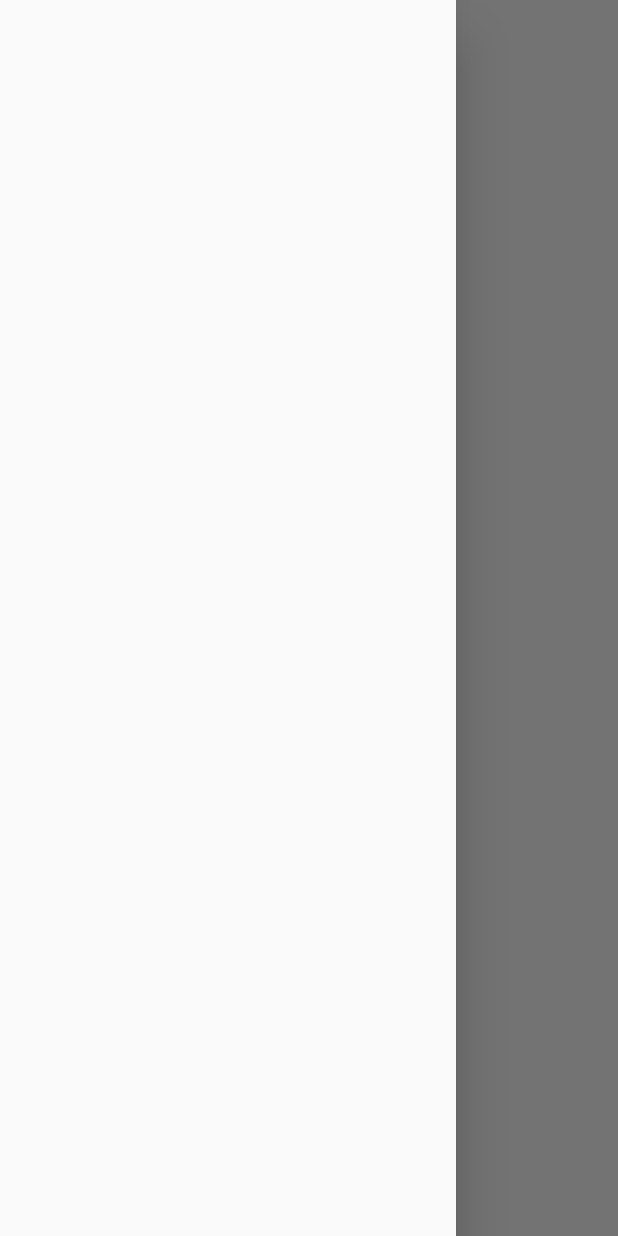
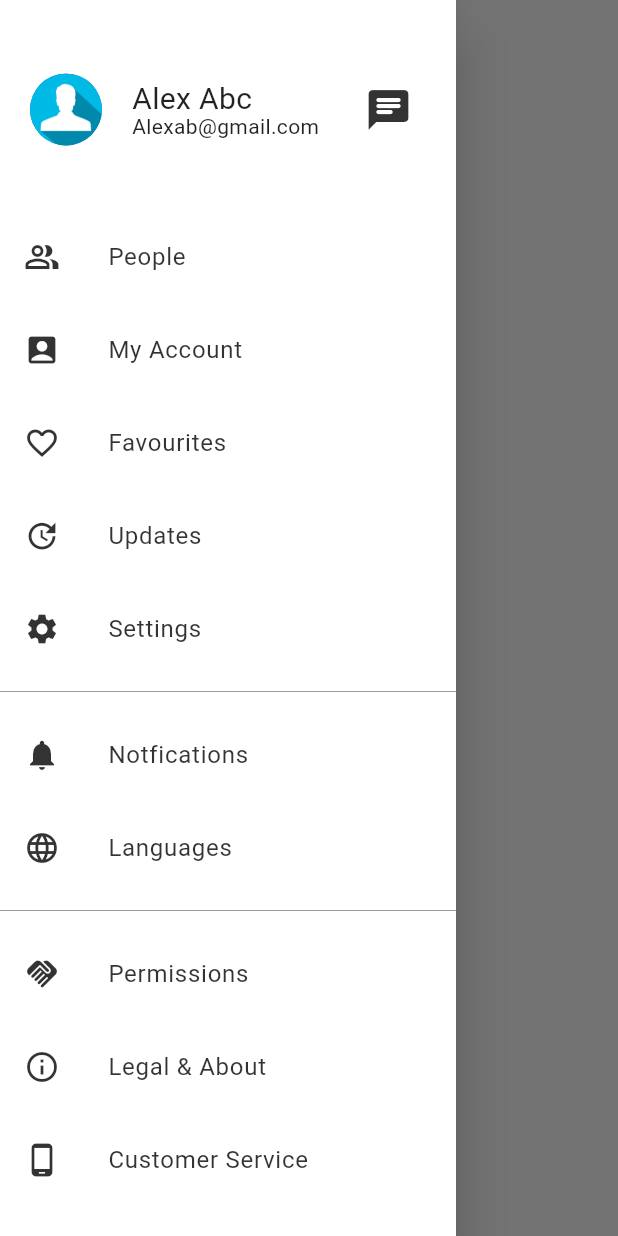
Before and after one commit to akash84323/travel_app, a Flutter app: the HomePage screen opened directly, with the side drawer open, on a phone screen of 412 x 824 dp. Run offline on Flutter 3.47's test engine with Material 2 defaults, Android fonts, the phone set to English and light mode, and no system bars; our stand-ins replace bloc, equatable, flutter_bloc, google_fonts.

```diff
--- a/lib/pages/home_page.dart
+++ b/lib/pages/home_page.dart
@@ -10,6 +10,8 @@ import 'package:travel_app/misc/colors.dart';
 
 import 'package:travel_app/widgets/app_large_text.dart';
 import 'package:travel_app/widgets/app_text.dart';
+
+import '../widgets/drawer_widget.dart';
 
 class HomePage extends StatefulWidget {
   const HomePage({super.key});
@@ -29,7 +31,7 @@ class _HomePageState extends State<HomePage> with TickerProviderStateMixin {
   Widget build(BuildContext context) {
     TabController tabcontroller = TabController(length: 3, vsync: this);
     return Scaffold(
-        drawer: const Drawer(),
+        drawer: const DrawerWidget(),
         body: BlocBuilder<AppCubits, CubitStates>(
           builder: (context, state) {
             if (state is LoadedState) {
--- /dev/null
+++ b/lib/widgets/drawer_widget.dart
@@ -0,0 +1,150 @@
+// ignore_for_file: public_member_api_docs, sort_constructors_first
+import 'package:flutter/material.dart';
+
+class DrawerWidget extends StatelessWidget {
+  final padding = const EdgeInsets.symmetric(horizontal: 20);
+  const DrawerWidget({
+    Key? key,
+  }) : super(key: key);
+
+  @override
+  Widget build(BuildContext context) {
+    const name = "Alex Abc";
+    const email = 'Alexab@gmail.com';
+    const urlImage = 'img/470-4703547_privacy-icon-png.png';
+    return Drawer(
+      child: Material(
+        color: Colors.white,
+        child: ListView(
+          //padding: padding,
+          children: [
+            buildheader(name: name, email: email, image: urlImage),
+            const SizedBox(height: 25),
+            BuildMenuItem(
+              text: "People",
+              icon: Icons.people_alt_outlined,
+              onClicked: () {},
+            ),
+            const SizedBox(height: 6),
+            BuildMenuItem(
+              text: "My Account",
+              icon: Icons.account_box,
+              onClicked: () {},
+            ),
+            const SizedBox(height: 6),
+            BuildMenuItem(
+              text: "Favourites",
+              icon: Icons.favorite_border,
+              onClicked: () {},
+            ),
+            const SizedBox(height: 6),
+            BuildMenuItem(
+              text: "Updates",
+              icon: Icons.update,
+              onClicked: () {},
+            ),
+            const SizedBox(height: 6),
+            BuildMenuItem(
+              text: "Settings",
+              icon: Icons.settings,
+              onClicked: () {},
+            ),
+            const SizedBox(height: 6),
+            const Divider(color: Colors.grey),
+            const SizedBox(height: 6),
+            BuildMenuItem(
+              text: "Notfications",
+              icon: Icons.notifications,
+              onClicked: () {},
+            ),
+            const SizedBox(height: 6),
+            BuildMenuItem(
+              text: "Languages",
+              icon: Icons.language_outlined,
+              onClicked: () {},
+            ),
+            const SizedBox(height: 6),
+            const Divider(color: Colors.grey),
+            const SizedBox(height: 6),
+            BuildMenuItem(
+              text: "Permissions",
+              icon: Icons.handshake,
+              onClicked: () {},
+            ),
+            const SizedBox(height: 6),
+            BuildMenuItem(
+              text: "Legal & About",
+              icon: Icons.info_outline,
+              onClicked: () {},
+            ),
+            const SizedBox(height: 6),
+            BuildMenuItem(
+              text: "Customer Service",
+              icon: Icons.phone_android_outlined,
+              onClicked: () {},
+            ),
+            const SizedBox(height: 6),
+          ],
+        ),
+      ),
+    );
+  }
+
+  Widget buildheader(
+      {required String name, required String email, required String image}) {
+    return InkWell(
+      onTap: () {},
+      child: Container(
+        padding: padding.add(const EdgeInsets.only(top: 48, bottom: 20)),
+        child: Row(
+          children: [
+            const CircleAvatar(
+              radius: 24,
+              backgroundImage:
+                  AssetImage('img/470-4703547_privacy-icon-png.png'),
+            ),
+            const SizedBox(width: 20),
+            Column(
+              crossAxisAlignment: CrossAxisAlignment.start,
+              children: [
+                Text(name, style: const TextStyle(fontSize: 20)),
+                Text(email),
+              ],
+            ),
+            const Spacer(),
+            CircleAvatar(
+              radius: 25,
+              backgroundColor: Colors.transparent,
+              child: Icon(
+                Icons.chat_rounded,
+                size: 32,
+                color: Colors.black.withOpacity(0.8),
+              ),
+            )
+          ],
+        ),
+      ),
+    );
+  }
+}
+
+class BuildMenuItem extends StatelessWidget {
+  final String text;
+  final IconData icon;
+  final VoidCallback? onClicked;
+  const BuildMenuItem({
+    Key? key,
+    required this.text,
+    required this.icon,
+    this.onClicked,
+  }) : super(key: key);
+
+  @override
+  Widget build(BuildContext context) {
+    return ListTile(
+      leading: Icon(icon, color: Colors.black.withOpacity(0.8)),
+      title: Text(text, style: TextStyle(color: Colors.black.withOpacity(0.8))),
+      onTap: onClicked,
+    );
+  }
+}
```
Also changed, not shown: 1 other file.
